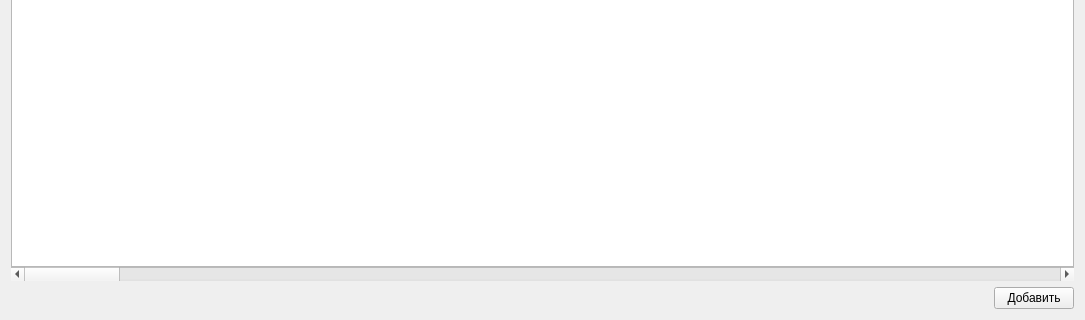
Before: the Qt Designer form client/src/educationwork/formeducationwork.ui in rainovskyqt/teacher_plan, drawn with Qt 5; both pictures show x 0 to 1085 and y 313 to 633 of the 1085 by 633 pixel window.
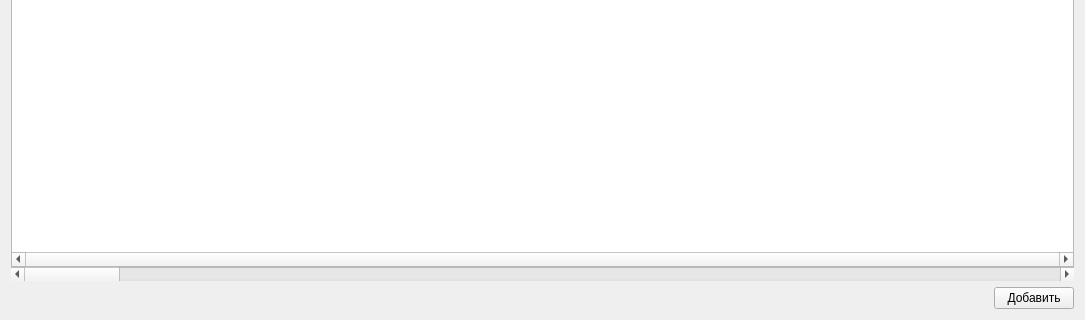
After: the same form once the commit is applied. Custom widgets are drawn as their Qt base class.

Commit message: Отображается скроллбар в списке учебных работ

```diff
--- a/client/src/educationwork/formeducationwork.ui
+++ b/client/src/educationwork/formeducationwork.ui
@@ -33,7 +33,10 @@
         <enum>Qt::ScrollBarAsNeeded</enum>
        </property>
        <property name="horizontalScrollBarPolicy">
-        <enum>Qt::ScrollBarAlwaysOff</enum>
+        <enum>Qt::ScrollBarAlwaysOn</enum>
+       </property>
+       <property name="sizeAdjustPolicy">
+        <enum>QAbstractScrollArea::AdjustIgnored</enum>
        </property>
        <property name="editTriggers">
         <set>QAbstractItemView::NoEditTriggers</set>
```
